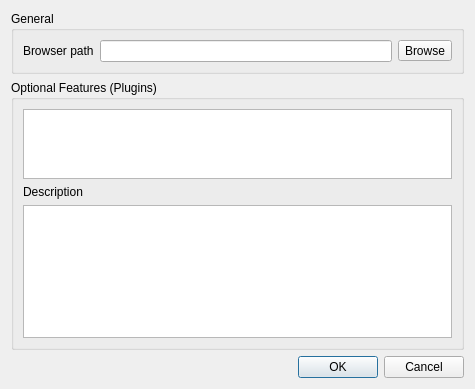
Before: the Qt Designer form ui/settingsdialog.ui in minorua/Qgis2threejs, drawn with Qt 5.
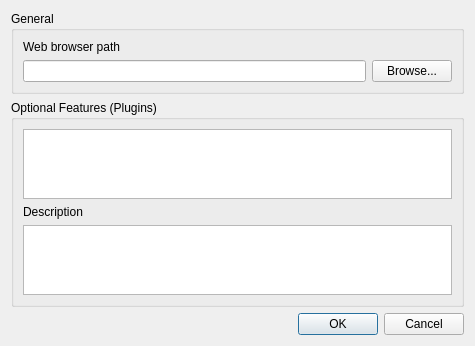
After: the same form once the commit is applied.

Commit message: update settings dialog layout

Patch:
```diff
--- a/ui/settingsdialog.ui
+++ b/ui/settingsdialog.ui
@@ -7,24 +7,44 @@
     <x>0</x>
     <y>0</y>
     <width>475</width>
-    <height>389</height>
+    <height>326</height>
    </rect>
   </property>
   <property name="windowTitle">
    <string>Settings</string>
   </property>
-  <layout class="QGridLayout" name="gridLayout">
-   <item row="4" column="0">
-    <widget class="QDialogButtonBox" name="buttonBox">
-     <property name="orientation">
-      <enum>Qt::Horizontal</enum>
+  <layout class="QVBoxLayout" name="verticalLayout_3">
+   <item>
+    <widget class="QGroupBox" name="groupBox">
+     <property name="title">
+      <string>General</string>
      </property>
-     <property name="standardButtons">
-      <set>QDialogButtonBox::Cancel|QDialogButtonBox::Ok</set>
-     </property>
+     <layout class="QVBoxLayout" name="verticalLayout_2">
+      <item>
+       <widget class="QLabel" name="label">
+        <property name="text">
+         <string>Web browser path</string>
+        </property>
+       </widget>
+      </item>
+      <item>
+       <layout class="QHBoxLayout" name="horizontalLayout">
+        <item>
+         <widget class="QLineEdit" name="lineEdit_BrowserPath"/>
+        </item>
+        <item>
+         <widget class="QPushButton" name="pushButton_Browse">
+          <property name="text">
+           <string>Browse...</string>
+          </property>
+         </widget>
+        </item>
+       </layout>
+      </item>
+     </layout>
     </widget>
    </item>
-   <item row="1" column="0">
+   <item>
     <widget class="QGroupBox" name="groupBox_2">
      <property name="title">
       <string>Optional Features (Plugins)</string>
@@ -63,30 +83,14 @@
      </layout>
     </widget>
    </item>
-   <item row="0" column="0">
-    <widget class="QGroupBox" name="groupBox">
-     <property name="title">
-      <string>General</string>
+   <item>
+    <widget class="QDialogButtonBox" name="buttonBox">
+     <property name="orientation">
+      <enum>Qt::Horizontal</enum>
      </property>
-     <layout class="QHBoxLayout" name="horizontalLayout_2">
-      <item>
-       <widget class="QLabel" name="label">
-        <property name="text">
-         <string>Browser path</string>
-        </property>
-       </widget>
-      </item>
-      <item>
-       <widget class="QLineEdit" name="lineEdit_BrowserPath"/>
-      </item>
-      <item>
-       <widget class="QToolButton" name="toolButton_Browse">
-        <property name="text">
-         <string>Browse</string>
-        </property>
-       </widget>
-      </item>
-     </layout>
+     <property name="standardButtons">
+      <set>QDialogButtonBox::Cancel|QDialogButtonBox::Ok</set>
+     </property>
     </widget>
    </item>
   </layout>
```
The commit also changes 2 other files.
